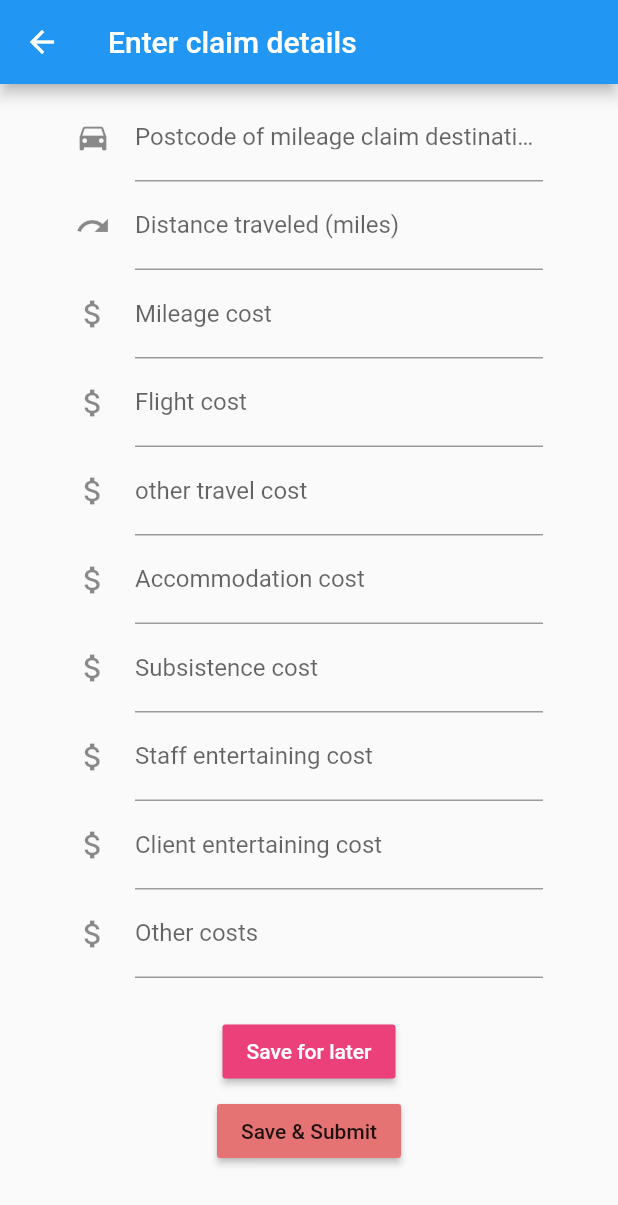
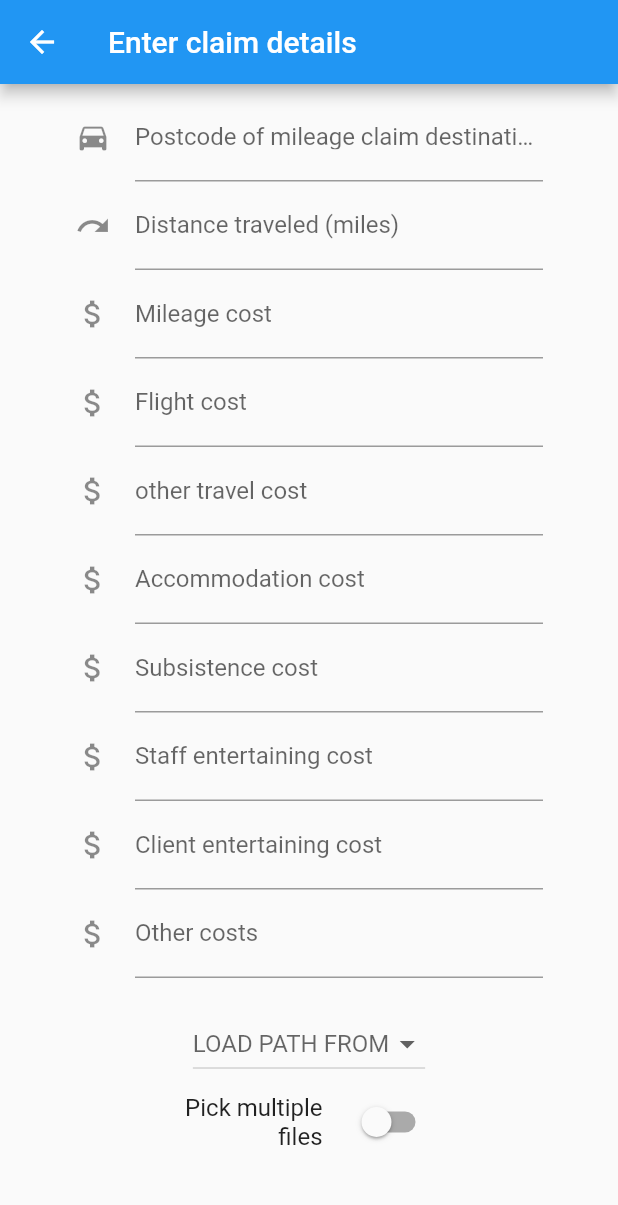
Before and after one commit to eso5-uol/Flutter-reciepts-app, a Flutter app: the ExpenceForm screen opened directly, scrolled down 309 dp, on a phone screen of 412 x 824 dp. Shown: the top 1205 px of the screen. Run offline on Flutter 3.47's test engine with Material 2 defaults, Android fonts, the phone set to English and light mode, and no system bars; our stand-ins replace cloud_firestore, file_picker, firebase_auth, fluttertoast, random_string; accounts and stored records are empty.

Commit message:
Added feature to expence form: upload image/file evidence

```diff
--- a/fdm_expenses_app/lib/screens/form/expenseForm.dart
+++ b/fdm_expenses_app/lib/screens/form/expenseForm.dart
@@ -1,6 +1,8 @@
 import 'package:fdm_expenses_app/models/user.dart';
+import 'package:fdm_expenses_app/screens/form/filePicker.dart';
 import 'package:fdm_expenses_app/screens/services/auth.dart';
 import 'package:flutter/material.dart';
+import 'package:flutter/widgets.dart';
 import 'package:fluttertoast/fluttertoast.dart';
 import 'package:intl/intl.dart';
 import 'package:provider/provider.dart';
@@ -81,8 +83,6 @@ class _ExpenceFormState extends State<ExpenceForm> {
     //Current user
     final user = Provider.of<User>(context);
 
-    //////////TODO : workout where to put the ListView so fields can be scrolled.
-
     //constructs the form
     return Scaffold(
       key: _scaffoldKey,
@@ -93,8 +93,7 @@ class _ExpenceFormState extends State<ExpenceForm> {
       ),
       body: Container(
         padding: EdgeInsets.symmetric(vertical: 20, horizontal: 50),
-        child: ListView(
-          children: <Widget>[
+        child: ListView(children: <Widget>[
           Form(
             key: _formKey,
             child: Column(
@@ -267,6 +266,8 @@ class _ExpenceFormState extends State<ExpenceForm> {
                   keyboardType: TextInputType.numberWithOptions(decimal: true),
                 ),
 
+                new MyFilePicker(),
+
                 SizedBox(height: 20),
                 SizedBox(
                   height: 5,
@@ -317,8 +318,8 @@ class _ExpenceFormState extends State<ExpenceForm> {
                 )
               ],
             ),
-          ),]
-        ),
+          ),
+        ]),
       ),
     );
   }
--- /dev/null
+++ b/fdm_expenses_app/lib/screens/form/filePicker.dart
@@ -0,0 +1,168 @@
+import 'package:file_picker/file_picker.dart';
+import 'package:flutter/material.dart';
+import 'package:flutter/services.dart';
+
+//Reference https://github.com/miguelpruivo/flutter_file_picker/blob/master/example/lib/src/file_picker_demo.dart
+
+class MyFilePicker extends StatefulWidget {
+  @override
+  _MyFilePickerState createState() => new _MyFilePickerState();
+}
+
+class _MyFilePickerState extends State<MyFilePicker> {
+  String _fileName;
+  String _path;
+  Map<String, String> _paths;
+  String _extension;
+  bool _loadingPath = false;
+  bool _multiPick = false;
+  bool _hasValidMime = false;
+  FileType _pickingType;
+  TextEditingController _controller = new TextEditingController();
+
+  @override
+  void initState() {
+    super.initState();
+    _controller.addListener(() => _extension = _controller.text);
+  }
+
+  void _openFileExplorer() async {
+    if (_pickingType != FileType.CUSTOM || _hasValidMime) {
+      setState(() => _loadingPath = true);
+      try {
+        if (_multiPick) {
+          _path = null;
+          _paths = await FilePicker.getMultiFilePath(
+              type: _pickingType, fileExtension: _extension);
+        } else {
+          _paths = null;
+          _path = await FilePicker.getFilePath(
+              type: _pickingType, fileExtension: _extension);
+        }
+      } on PlatformException catch (e) {
+        print("Unsupported operation" + e.toString());
+      }
+      if (!mounted) return;
+      setState(() {
+        _loadingPath = false;
+        _fileName = _path != null
+            ? _path.split('/').last
+            : _paths != null ? _paths.keys.toString() : '...';
+      });
+    }
+  }
+
+  @override
+  Widget build(BuildContext context) {
+    return new Center(
+        child: new Padding(
+      padding: const EdgeInsets.only(left: 10.0, right: 10.0),
+      child: new SingleChildScrollView(
+        child: new Column(
+          mainAxisAlignment: MainAxisAlignment.center,
+          children: <Widget>[
+            new Padding(
+              padding: const EdgeInsets.only(top: 20.0),
+              child: new DropdownButton(
+                  hint: new Text('LOAD PATH FROM'),
+                  value: _pickingType,
+                  items: <DropdownMenuItem>[
+                    new DropdownMenuItem(
+                      child: new Text('FROM IMAGE'),
+                      value: FileType.IMAGE,
+                    ),
+                    new DropdownMenuItem(
+                      child: new Text('FROM ANY'),
+                      value: FileType.ANY,
+                    ),
+                  ],
+                  onChanged: (value) => setState(() {
+                        _pickingType = value;
+                        if (_pickingType != FileType.CUSTOM) {
+                          _controller.text = _extension = '';
+                        }
+                      })),
+            ),
+            new ConstrainedBox(
+              constraints: BoxConstraints.tightFor(width: 100.0),
+              child: _pickingType == FileType.CUSTOM
+                  ? new TextFormField(
+                      maxLength: 15,
+                      autovalidate: true,
+                      controller: _controller,
+                      decoration: InputDecoration(labelText: 'File extension'),
+                      keyboardType: TextInputType.text,
+                      textCapitalization: TextCapitalization.none,
+                      validator: (value) {
+                        RegExp reg = new RegExp(r'[^a-zA-Z0-9]');
+                        if (reg.hasMatch(value)) {
+                          _hasValidMime = false;
+                          return 'Invalid format';
+                        }
+                        _hasValidMime = true;
+                        return null;
+                      },
+                    )
+                  : new Container(),
+            ),
+            new ConstrainedBox(
+              constraints: BoxConstraints.tightFor(width: 200.0),
+              child: new SwitchListTile.adaptive(
+                title:
+                    new Text('Pick multiple files', textAlign: TextAlign.right),
+                onChanged: (bool value) => setState(() => _multiPick = value),
+                value: _multiPick,
+              ),
+            ),
+            new Padding(
+              padding: const EdgeInsets.only(top: 50.0, bottom: 20.0),
+              child: new RaisedButton(
+                onPressed: () => _openFileExplorer(),
+                child: new Text("Open file picker"),
+              ),
+            ),
+            new Builder(
+              builder: (BuildContext context) => _loadingPath
+                  ? Padding(
+                      padding: const EdgeInsets.only(bottom: 10.0),
+                      child: const CircularProgressIndicator())
+                  : _path != null || _paths != null
+                      ? new Container(
+                          padding: const EdgeInsets.only(bottom: 30.0),
+                          height: MediaQuery.of(context).size.height * 0.50,
+                          child: new Scrollbar(
+                              child: new ListView.separated(
+                            itemCount: _paths != null && _paths.isNotEmpty
+                                ? _paths.length
+                                : 1,
+                            itemBuilder: (BuildContext context, int index) {
+                              final bool isMultiPath =
+                                  _paths != null && _paths.isNotEmpty;
+                              final String name = 'File $index: ' +
+                                  (isMultiPath
+                                      ? _paths.keys.toList()[index]
+                                      : _fileName ?? '...');
+                              final path = isMultiPath
+                                  ? _paths.values.toList()[index].toString()
+                                  : _path;
+
+                              return new ListTile(
+                                title: new Text(
+                                  name,
+                                ),
+                                subtitle: new Text(path),
+                              );
+                            },
+                            separatorBuilder:
+                                (BuildContext context, int index) =>
+                                    new Divider(),
+                          )),
+                        )
+                      : new Container(),
+            ),
+          ],
+        ),
+      ),
+    ));
+  }
+}
--- a/fdm_expenses_app/pubspec.yaml
+++ b/fdm_expenses_app/pubspec.yaml
@@ -29,6 +29,7 @@ dependencies:
   fluttertoast: ^3.1.3
   intl: ^0.15.2
   random_string: ^2.0.1
+  file_picker: ^1.4.3+2
 
 dev_dependencies:
   flutter_test:
```
Also changed, not shown: fdm_expenses_app/pubspec.lock.
